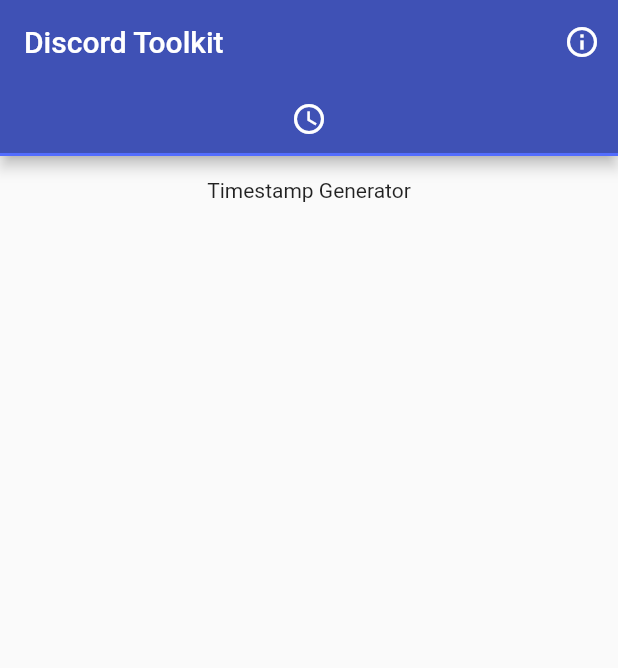
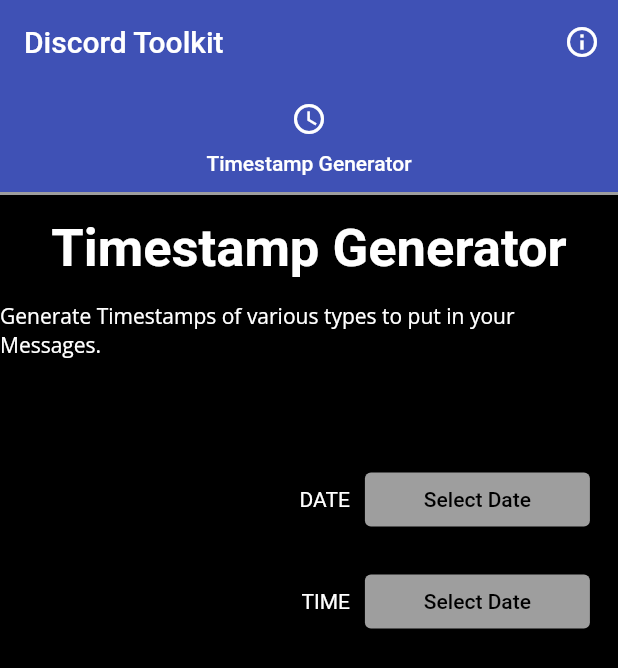
Before and after one commit to AstragoDETechnologies/discord_toolkit, a Flutter app: the screen it shows after launch, on a phone screen of 412 x 824 dp. Shown: the top 668 px of the screen. Run offline on Flutter 3.47's test engine with Material 2 defaults, Android fonts, the phone set to English and light mode, and no system bars; our stand-ins replace google_fonts.

Commit message:
added Date and Time Button

```diff
--- a/lib/main.dart
+++ b/lib/main.dart
@@ -16,17 +16,17 @@
       theme: ThemeData(
         colorScheme: ColorScheme.light().copyWith(
           primary: Colors.indigo,
-          secondary: Colors.indigoAccent,
+          secondary: Colors.grey,
         ),
       ),
       darkTheme: ThemeData(
         colorScheme: ColorScheme.dark().copyWith(
           primary: Colors.indigo,
-          secondary: Colors.indigoAccent,
+          secondary: Colors.grey,
         ),
         scaffoldBackgroundColor: Colors.black,
       ),
-      themeMode: ThemeMode.system,
+      themeMode: ThemeMode.dark,
       routes: {
         HomePage.routeName: (context) => HomePage(),
       },
--- a/lib/src/home_page/home_page.dart
+++ b/lib/src/home_page/home_page.dart
@@ -19,6 +19,7 @@
             tabs: [
               Tab(
                 icon: Icon(Icons.schedule),
+                text: "Timestamp Generator",
               ),
             ],
           ),
--- /dev/null
+++ b/lib/src/home_page/tabs/general_tab_description.dart
@@ -0,0 +1,40 @@
+import 'package:flutter/material.dart';
+import 'package:google_fonts/google_fonts.dart';
+
+class TabDescription extends StatelessWidget {
+  final title;
+  final description;
+  const TabDescription(
+      {Key? key, required String this.title, required List<TextSpan> this.description})
+      : super(key: key);
+
+  @override
+  Widget build(BuildContext context) {
+    return Column(
+      mainAxisAlignment: MainAxisAlignment.start,
+      crossAxisAlignment: CrossAxisAlignment.center,
+      children: [
+        // Padding
+        SizedBox(height: 15),
+        // Title
+        Text(
+          title,
+          style: GoogleFonts.mavenPro().copyWith(fontSize: 35, fontWeight: FontWeight.w600),
+        ),
+        // Spacer / Padding
+        SizedBox(
+          height: 15,
+        ),
+        // Description
+        Text.rich(
+          TextSpan(
+            style: GoogleFonts.openSans(),
+            children: description,
+          ),
+        ),
+        // Padding
+        SizedBox(height: 10),
+      ],
+    );
+  }
+}
--- a/lib/src/home_page/tabs/timestamp_generator_tab.dart
+++ b/lib/src/home_page/tabs/timestamp_generator_tab.dart
@@ -1,21 +1,117 @@
 import 'package:flutter/material.dart';
 
-class TimestampGeneratorTab extends StatelessWidget {
+import 'general_tab_description.dart';
+
+class TimestampGeneratorTab extends StatefulWidget {
   const TimestampGeneratorTab({Key? key}) : super(key: key);
+
+  @override
+  State<TimestampGeneratorTab> createState() => _TimestampGeneratorTabState();
+}
+
+class _TimestampGeneratorTabState extends State<TimestampGeneratorTab> {
+  String _dateAsText = "DATE";
+  String _timeAsText = "TIME";
 
   @override
   Widget build(BuildContext context) {
     var _size = MediaQuery.of(context).size;
     return SingleChildScrollView(
-      child: Padding(
-        padding: const EdgeInsets.fromLTRB(0, 15, 0, 0),
       child: Column(
         mainAxisAlignment: MainAxisAlignment.start,
         crossAxisAlignment: CrossAxisAlignment.center,
         children: [
-            Text("Timestamp Generator"),
+          // Title and Description
+          TabDescription(
+            title: "Timestamp Generator",
+            description: [
+              TextSpan(text: "Generate Timestamps of various types to put in your Messages."),
             ],
           ),
+          // Padding
+          SizedBox(height: 40),
+          // Rows
+          SizedBox(
+            width: () {
+              double _minSize = 750;
+              double _devisor = 1.1;
+              // If the width is bigger than _minSize / _devisor, display the _minSize / _devisor.
+              // Else, display the ScreenSize / the devisor
+              // --> Create a section with a maximum width.
+              if (_size.width / _devisor > _minSize / _devisor) {
+                return _minSize / _devisor;
+              } else {
+                return _size.width / _devisor;
+              }
+            }(),
+            child: Column(
+              mainAxisAlignment: MainAxisAlignment.start,
+              crossAxisAlignment: CrossAxisAlignment.center,
+              children: [
+                // Date BTN
+                Padding(
+                  padding: const EdgeInsets.only(top: 20),
+                  child: Row(
+                    mainAxisAlignment: MainAxisAlignment.end,
+                    crossAxisAlignment: CrossAxisAlignment.center,
+                    children: [
+                      Text(
+                        "$_dateAsText",
+                      ),
+                      Padding(
+                        padding: EdgeInsets.only(left: 10),
+                        child: SizedBox(
+                          width: 150,
+                          child: ElevatedButton(
+                            onPressed: () => {},
+                            child: Text("Select Date"),
+                            style: ElevatedButton.styleFrom(
+                              primary: Theme.of(context).colorScheme.secondary,
+                            ),
+                          ),
+                        ),
+                      ),
+                    ],
+                  ),
+                ),
+                // Time Btn
+                Padding(
+                  padding: const EdgeInsets.only(top: 20),
+                  child: Row(
+                    mainAxisAlignment: MainAxisAlignment.end,
+                    crossAxisAlignment: CrossAxisAlignment.center,
+                    children: [
+                      Text(
+                        "$_timeAsText",
+                      ),
+                      Padding(
+                        padding: EdgeInsets.only(left: 10),
+                        child: SizedBox(
+                          width: 150,
+                          child: ElevatedButton(
+                            onPressed: () => {},
+                            child: Text("Select Date"),
+                            style: ElevatedButton.styleFrom(
+                              primary: Theme.of(context).colorScheme.secondary,
+                            ),
+                          ),
+                        ),
+                      ),
+                    ],
+                  ),
+                ),
+                // Layout & Generate Btn
+                Row(
+                  mainAxisAlignment: MainAxisAlignment.start,
+                  crossAxisAlignment: CrossAxisAlignment.center,
+                  children: [
+                    // Add Dropdown and Generate Button.
+                  ],
+                )
+              ],
+            ),
+          )
+        ],
       ),
     );
   }
--- a/pubspec.yaml
+++ b/pubspec.yaml
@@ -34,6 +34,7 @@
   # The following adds the Cupertino Icons font to your application.
   # Use with the CupertinoIcons class for iOS style icons.
   cupertino_icons: ^1.0.2
+  google_fonts: ^2.3.2
 
 dev_dependencies:
   flutter_test:
```
Also changed, not shown: pubspec.lock. Lines whose indentation alone changed are shown as unchanged.
